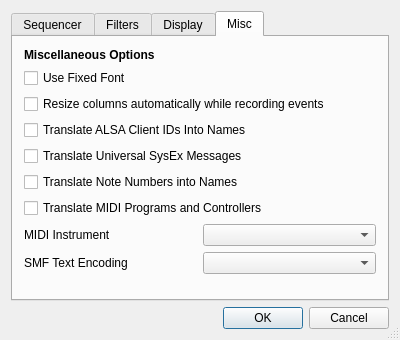
Above: src/configdialogbase.ui from pedrolcl/kmidimon before the change. Below: the same form after it.
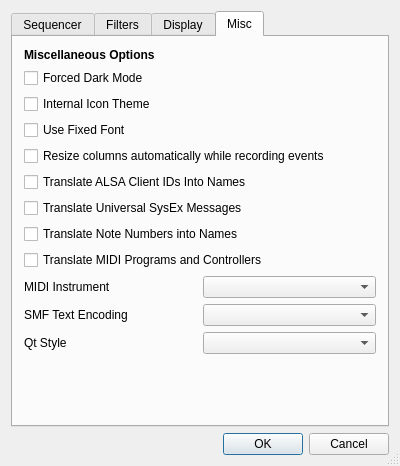
That is the form after the change. The open tabs and pages were chosen to show the change. Icons and pictures are not drawn.

Commit message: added action icons: internal theme based on breeze desktop icons replaced new settings: change style, dark mode, and internal icon theme

Patch:
```diff
--- a/src/configdialogbase.ui
+++ b/src/configdialogbase.ui
@@ -25,7 +25,7 @@
     <x>0</x>
     <y>0</y>
     <width>400</width>
-    <height>340</height>
+    <height>466</height>
    </rect>
   </property>
   <property name="sizePolicy">
@@ -357,6 +357,37 @@
        <string>Misc</string>
       </attribute>
       <layout class="QGridLayout" name="gridLayout_2">
+       <item row="8" column="0" colspan="2">
+        <widget class="QCheckBox" name="m_translateCtrls">
+         <property name="text">
+          <string>Translate MIDI Programs and Controllers</string>
+         </property>
+        </widget>
+       </item>
+       <item row="2" column="0" colspan="2">
+        <widget class="QCheckBox" name="m_forcedTheme">
+         <property name="text">
+          <string>Internal Icon Theme</string>
+         </property>
+        </widget>
+       </item>
+       <item row="4" column="0" colspan="2">
+        <widget class="QCheckBox" name="m_resizeColumns">
+         <property name="text">
+          <string>Resize columns automatically while recording events</string>
+         </property>
+        </widget>
+       </item>
+       <item row="12" column="0">
+        <widget class="QLabel" name="lblStyle">
+         <property name="text">
+          <string>Qt Style</string>
+         </property>
+         <property name="buddy">
+          <cstring>m_styles</cstring>
+         </property>
+        </widget>
+       </item>
        <item row="0" column="0" colspan="2">
         <widget class="QLabel" name="label_4">
          <property name="font">
@@ -370,27 +401,7 @@
          </property>
         </widget>
        </item>
-       <item row="1" column="0">
-        <widget class="QCheckBox" name="m_useFixedFont">
-         <property name="whatsThis">
-          <string>The font used in the event grid can be fixed or variable, taken from the KDE fonts configuration (kcmshell4 fonts).</string>
-         </property>
-         <property name="text">
-          <string>Use Fixed Font</string>
-         </property>
-        </widget>
-       </item>
-       <item row="3" column="0" colspan="2">
-        <widget class="QCheckBox" name="m_showClientNames">
-         <property name="whatsThis">
-          <string>Display ALSA client numbers or Names</string>
-         </property>
-         <property name="text">
-          <string>Translate ALSA Client IDs Into Names</string>
-         </property>
-        </widget>
-       </item>
-       <item row="4" column="0" colspan="2">
+       <item row="6" column="0" colspan="2">
         <widget class="QCheckBox" name="m_translateSysex">
          <property name="whatsThis">
           <string>Display some Universal Sysex messages as text, or hexadecimal numbers</string>
@@ -400,21 +411,7 @@
          </property>
         </widget>
        </item>
-       <item row="5" column="0" colspan="2">
-        <widget class="QCheckBox" name="m_translateNotes">
-         <property name="text">
-          <string>Translate Note Numbers into Names</string>
-         </property>
-        </widget>
-       </item>
-       <item row="6" column="0" colspan="2">
-        <widget class="QCheckBox" name="m_translateCtrls">
-         <property name="text">
-          <string>Translate MIDI Programs and Controllers</string>
-         </property>
-        </widget>
-       </item>
-       <item row="8" column="0">
+       <item row="10" column="0">
         <widget class="QLabel" name="lblInstrument">
          <property name="enabled">
           <bool>true</bool>
@@ -427,14 +424,24 @@
          </property>
         </widget>
        </item>
-       <item row="8" column="1">
-        <widget class="QComboBox" name="m_instruments">
-         <property name="enabled">
-          <bool>true</bool>
+       <item row="7" column="0" colspan="2">
+        <widget class="QCheckBox" name="m_translateNotes">
+         <property name="text">
+          <string>Translate Note Numbers into Names</string>
          </property>
         </widget>
        </item>
-       <item row="10" column="0" colspan="2">
+       <item row="3" column="0" colspan="2">
+        <widget class="QCheckBox" name="m_useFixedFont">
+         <property name="whatsThis">
+          <string>The font used in the event grid can be fixed or variable, taken from the KDE fonts configuration (kcmshell4 fonts).</string>
+         </property>
+         <property name="text">
+          <string>Use Fixed Font</string>
+         </property>
+        </widget>
+       </item>
+       <item row="14" column="0" colspan="2">
         <spacer name="verticalSpacer_5">
          <property name="orientation">
           <enum>Qt::Vertical</enum>
@@ -447,23 +454,43 @@
          </property>
         </spacer>
        </item>
-       <item row="9" column="0">
+       <item row="5" column="0" colspan="2">
+        <widget class="QCheckBox" name="m_showClientNames">
+         <property name="whatsThis">
+          <string>Display ALSA client numbers or Names</string>
+         </property>
+         <property name="text">
+          <string>Translate ALSA Client IDs Into Names</string>
+         </property>
+        </widget>
+       </item>
+       <item row="10" column="1">
+        <widget class="QComboBox" name="m_instruments">
+         <property name="enabled">
+          <bool>true</bool>
+         </property>
+        </widget>
+       </item>
+       <item row="11" column="1">
+        <widget class="QComboBox" name="m_codecs"/>
+       </item>
+       <item row="11" column="0">
         <widget class="QLabel" name="lblCodec">
          <property name="text">
           <string>SMF Text Encoding</string>
          </property>
         </widget>
        </item>
-       <item row="9" column="1">
-        <widget class="QComboBox" name="m_codecs"/>
-       </item>
-       <item row="2" column="0" colspan="2">
-        <widget class="QCheckBox" name="m_resizeColumns">
+       <item row="1" column="0" colspan="2">
+        <widget class="QCheckBox" name="m_forcedDarkMode">
          <property name="text">
-          <string>Resize columns automatically while recording events</string>
+          <string>Forced Dark Mode</string>
          </property>
         </widget>
        </item>
+       <item row="12" column="1">
+        <widget class="QComboBox" name="m_styles"/>
+       </item>
       </layout>
      </widget>
     </widget>
```
Left out of the diff: 45 changed lines with no effect on the pictures. The commit also changes 77 other files.
